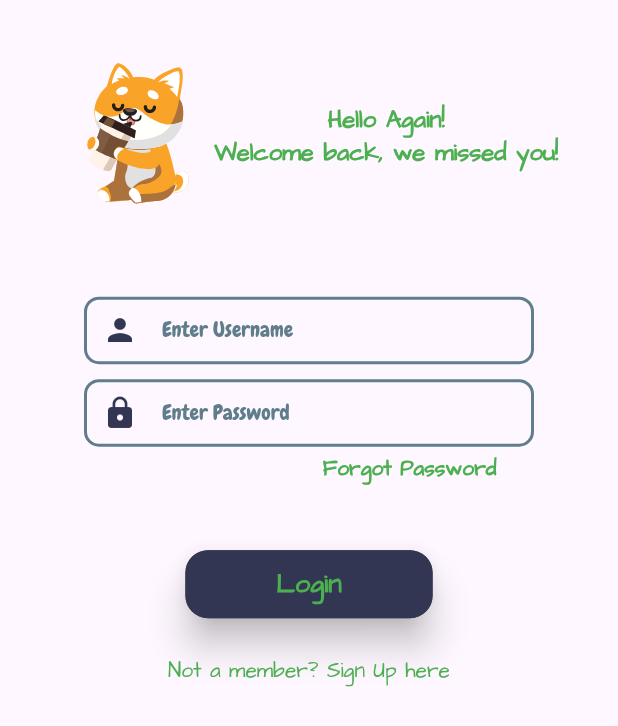
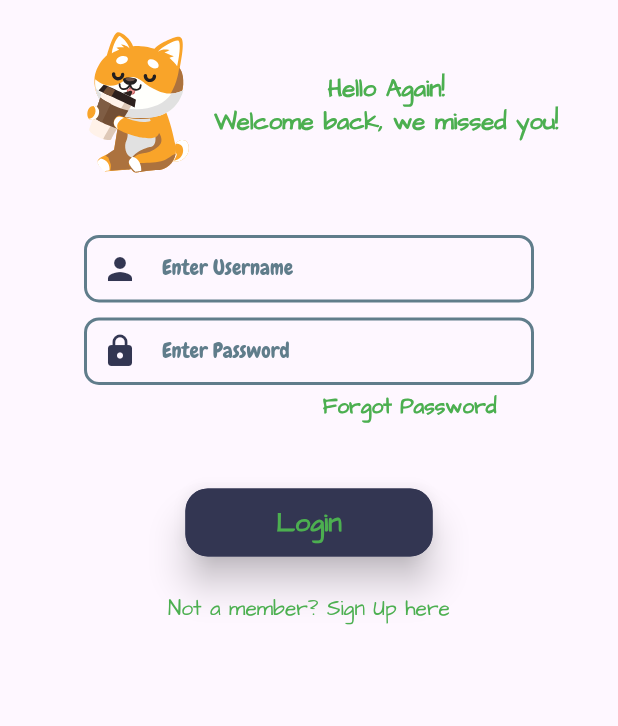
Before and after one commit to maniakDevelopers/weight-tracker-app, a Flutter app: the screen it shows after launch, after a tap on "Already a member?", on a phone screen of 412 x 824 dp. Shown: the top 726 px of the screen. Run offline on Flutter 3.47's test engine with Material 2 defaults, Android fonts, the phone set to English and light mode, and no system bars; our stand-ins replace jwt_decoder, lottie, shared_preferences.

Commit message:
Cleaned up

```diff
--- a/lib/common/configs.dart
+++ b/lib/common/configs.dart
@@ -2,7 +2,7 @@ class Config {
   static const String apiURL = "http://10.0.2.2:3000/";
   static const String registerEndpoint = apiURL + "sign_up";
   static const String loginEndpoint = apiURL + "login";
-  static const String addWeightEndpoint = apiURL + "save_weight";
+  static const String saveWeightEndpoint = apiURL + "save_weight";
   static const String weightHistoryEndpoint = apiURL + "get_weight_history";
   static const String deleteEndpoint = apiURL + "delete_weight";
 }
--- a/lib/common/packages.dart
+++ b/lib/common/packages.dart
@@ -12,3 +12,6 @@ export 'package:shared_preferences/shared_preferences.dart';
 export 'package:weight_tracker_app/providers/token_provider.dart';
 export 'package:jwt_decoder/jwt_decoder.dart';
 export 'package:weight_tracker_app/models/weight_results.dart';
+export 'package:weight_tracker_app/models/api_response_model.dart';
+export 'package:weight_tracker_app/services/user_service.dart';
+export 'package:weight_tracker_app/services/weight_service.dart';
--- /dev/null
+++ b/lib/models/api_response_model.dart
@@ -0,0 +1,6 @@
+class ResponseModel {
+  final bool status;
+  final Object data;
+
+  ResponseModel(this.status, this.data);
+}
--- a/lib/models/weight_results.dart
+++ b/lib/models/weight_results.dart
@@ -28,11 +28,11 @@ class WeightResult {
 
   WeightResult.fromJson(Map<String, dynamic> json)
       : status = json['status'],
-        success = json['success'];
+        success = json['data'];
 
   Map<String, dynamic> toJson() => {
         'status': status,
-        'success': success,
+        'data': success,
       };
 }
 
--- a/lib/screens/sign_up_screen.dart
+++ b/lib/screens/sign_up_screen.dart
@@ -1,6 +1,4 @@
-import 'dart:convert';
 import 'package:weight_tracker_app/common/packages.dart';
-import 'package:http/http.dart' as http;
 
 class SignupScreen extends StatefulWidget {
   SignupScreen({Key? key}) : super(key: key);
@@ -22,24 +20,11 @@ class _SignupScreenState extends State<SignupScreen> {
   void signup() async {
     if (_emailController.text.isNotEmpty &
         _passwordController.text.isNotEmpty) {
-      var requestBody = {
-        "email": _emailController.text,
-        "password": _passwordController.text
-      };
-      print(Config.registerEndpoint);
-      print(requestBody);
-      print("URI parse :  ${Uri.parse(Config.registerEndpoint)}");
-      var response = await http.post(Uri.parse(Config.registerEndpoint),
-          headers: {"Content-Type": "application/json"},
-          body: jsonEncode(requestBody));
+      var response = await UserService.signup(
+          _emailController.text, _passwordController.text);
 
-      var jsonResponse = jsonDecode(response.body);
-      print(jsonResponse["success"]);
-      if (jsonResponse["status"]) {
+      if (response.status) {
         Navigator.pushNamed(context, '/login_screen');
-        // setState(() {
-        //   isSigneUp = true;
-        // });
       } else {
         // TODO: Error handling
         print("Failed");
@@ -66,17 +51,13 @@ class _SignupScreenState extends State<SignupScreen> {
                   children: [
                     Lottie.asset(
                       'assets/lottiefiles/shiba-coffee-relax.json',
-                      height: MediaQuery.of(context).size.height * 0.20,
+                      height: MediaQuery.of(context).size.height * 0.15,
                       width: MediaQuery.of(context).size.width * 0.25,
                     ),
                     const Column(
                       children: [
                         Text(
-                          'Hello Again!',
-                          style: kSmallPrimarytTextStyle,
-                        ),
-                        Text(
-                          'Welcome back, we missed you!',
+                          'Welcome to the Weight tracker App',
                           style: kSmallPrimarytTextStyle,
                         ),
                       ],
@@ -107,19 +88,6 @@ class _SignupScreenState extends State<SignupScreen> {
                   obscureText: true,
                   decoration: kTextFieldDecoration.copyWith(
                       hintText: 'Enter Password', prefixIcon: Icon(Icons.lock)),
-                ),
-                const SizedBox(
-                  height: 5,
-                ),
-                Container(
-                  width: 250,
-                  child: GestureDetector(
-                      child: Text(
-                    'Forgot Password',
-                    textAlign: TextAlign.right,
-                    style: kSmallSignuptextStyle.copyWith(
-                        fontSize: 14, color: Colors.green),
-                  )),
                 ),
                 const SizedBox(
                   height: 45,
--- a/pubspec.yaml
+++ b/pubspec.yaml
@@ -40,6 +40,7 @@ dependencies:
   http:
   shared_preferences:
   jwt_decoder:
+  intl: ^0.17.0
 
 dev_dependencies:
   flutter_test:
```
Also changed, not shown: lib/screens/home_screen.dart (+22 -41 lines), lib/screens/login_screen.dart (+6 -15 lines), lib/screens/weight_crud_screen.dart (+11 -52 lines), lib/services/user_service.dart (added, +29 -0 lines), lib/services/weight_service.dart (added, +47 -0 lines), pubspec.lock, 3 other files.
